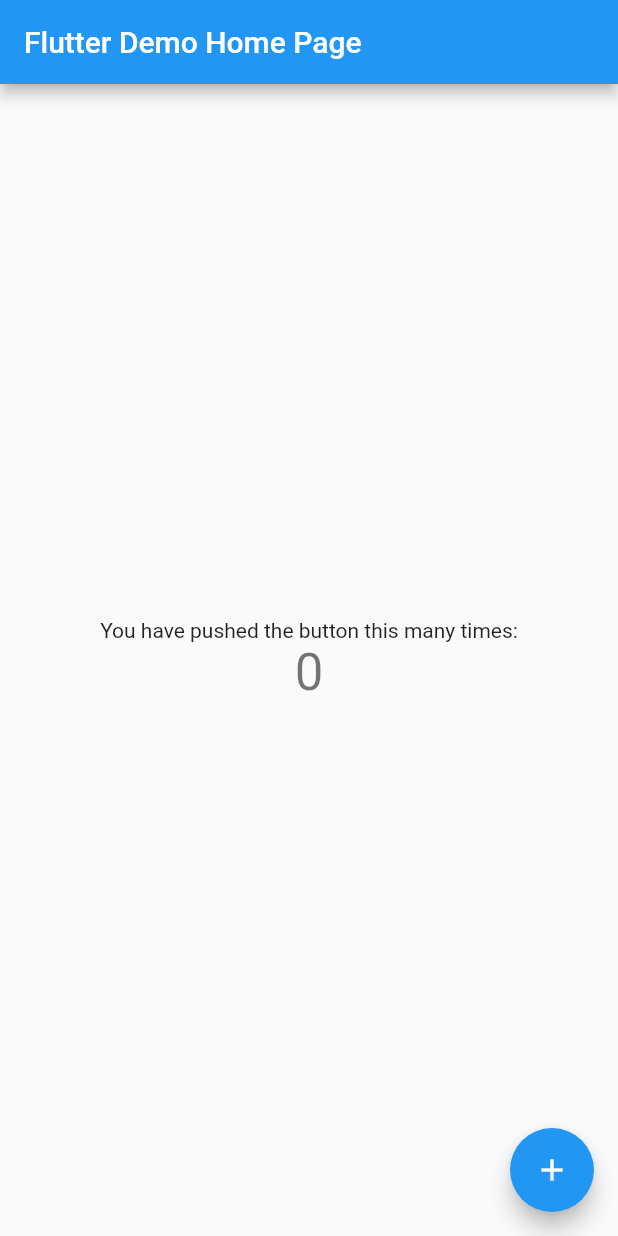
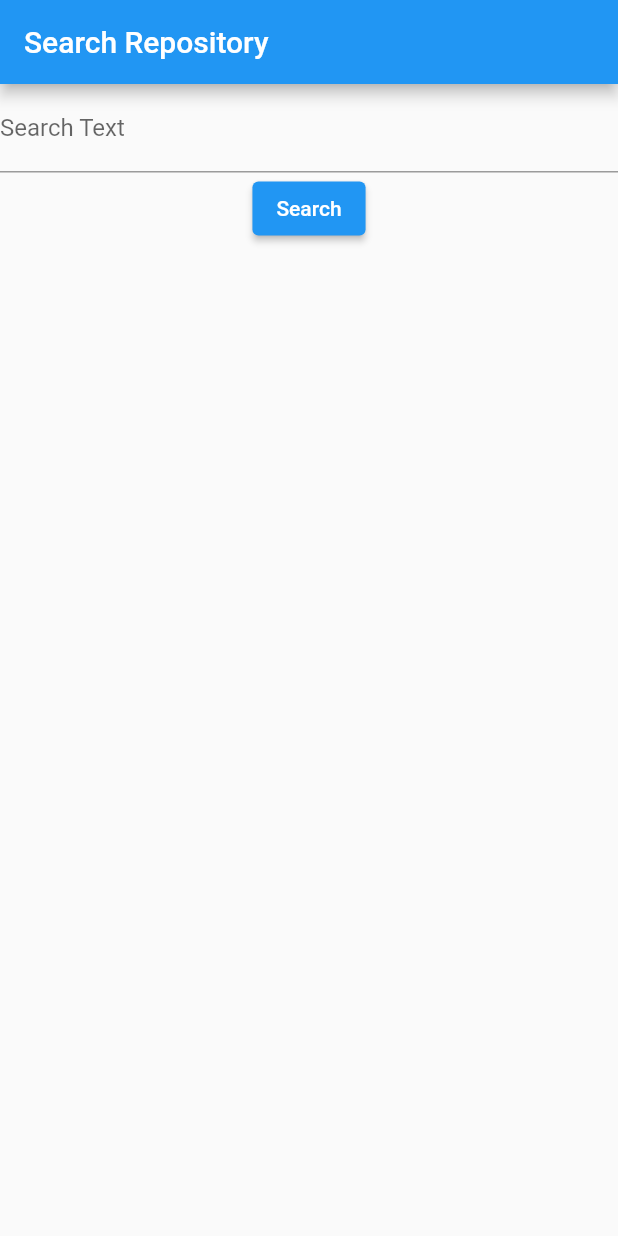
Before and after one commit to AppDeveloperMLLB/codecheck, a Flutter app: the screen it shows after launch, on a phone screen of 412 x 824 dp. Run offline on Flutter 3.47's test engine with Material 2 defaults, Android fonts, the phone set to English and light mode, and no system bars; our stand-ins replace flutter_hooks, freezed_annotation, hooks_riverpod.

Commit message:
[add]Added search repository page
refs #2 Added page to display results using the search github repository API.

```diff
--- /dev/null
+++ b/lib/data/repository/repository_provider.dart
@@ -0,0 +1,6 @@
+import 'package:codecheck/data/repository/api_github_repository.dart';
+import 'package:hooks_riverpod/hooks_riverpod.dart';
+
+final githubRepositoryProvider = Provider(
+  (_) => APIGithubRepository(),
+);
--- a/lib/main.dart
+++ b/lib/main.dart
@@ -1,4 +1,6 @@
+import 'package:codecheck/presentation/page/search_repository_page.dart';
 import 'package:flutter/material.dart';
+import 'package:hooks_riverpod/hooks_riverpod.dart';
 
 void main() {
   runApp(const MyApp());
@@ -15,23 +17,15 @@ class MyApp extends StatelessWidget {
       theme: ThemeData(
         primarySwatch: Colors.blue,
       ),
-      home: const MyHomePage(title: 'Flutter Demo Home Page'),
+      home: const ProviderScope(
+        child: MyHomePage(title: 'Flutter Demo Home Page'),
+      ),
     );
   }
 }
 
 class MyHomePage extends StatefulWidget {
   const MyHomePage({super.key, required this.title});
-
-  // This widget is the home page of your application. It is stateful, meaning
-  // that it has a State object (defined below) that contains fields that affect
-  // how it looks.
-
-  // This class is the configuration for the state. It holds the values (in this
-  // case the title) provided by the parent (in this case the App widget) and
-  // used by the build method of the State. Fields in a Widget subclass are
-  // always marked "final".
-
   final String title;
 
   @override
@@ -39,67 +33,8 @@ class MyHomePage extends StatefulWidget {
 }
 
 class _MyHomePageState extends State<MyHomePage> {
-  int _counter = 0;
-
-  void _incrementCounter() {
-    setState(() {
-      // This call to setState tells the Flutter framework that something has
-      // changed in this State, which causes it to rerun the build method below
-      // so that the display can reflect the updated values. If we changed
-      // _counter without calling setState(), then the build method would not be
-      // called again, and so nothing would appear to happen.
-      _counter++;
-    });
-  }
-
   @override
   Widget build(BuildContext context) {
-    // This method is rerun every time setState is called, for instance as done
-    // by the _incrementCounter method above.
-    //
-    // The Flutter framework has been optimized to make rerunning build methods
-    // fast, so that you can just rebuild anything that needs updating rather
-    // than having to individually change instances of widgets.
-    return Scaffold(
-      appBar: AppBar(
-        // Here we take the value from the MyHomePage object that was created by
-        // the App.build method, and use it to set our appbar title.
-        title: Text(widget.title),
-      ),
-      body: Center(
-        // Center is a layout widget. It takes a single child and positions it
-        // in the middle of the parent.
-        child: Column(
-          // Column is also a layout widget. It takes a list of children and
-          // arranges them vertically. By default, it sizes itself to fit its
-          // children horizontally, and tries to be as tall as its parent.
-          //
-          // Column has various properties to control how it sizes itself and
-          // how it positions its children. Here we use mainAxisAlignment to
-          // center the children vertically; the main axis here is the vertical
-          // axis because Columns are vertical (the cross axis would be
-          // horizontal).
-          //
-          // TRY THIS: Invoke "debug painting" (choose the "Toggle Debug Paint"
-          // action in the IDE, or press "p" in the console), to see the
-          // wireframe for each widget.
-          mainAxisAlignment: MainAxisAlignment.center,
-          children: <Widget>[
-            const Text(
-              'You have pushed the button this many times:',
-            ),
-            Text(
-              '$_counter',
-              style: Theme.of(context).textTheme.headlineMedium,
-            ),
-          ],
-        ),
-      ),
-      floatingActionButton: FloatingActionButton(
-        onPressed: _incrementCounter,
-        tooltip: 'Increment',
-        child: const Icon(Icons.add),
-      ), // This trailing comma makes auto-formatting nicer for build methods.
-    );
+    return SearchRepositoryPage();
   }
 }
--- /dev/null
+++ b/lib/presentation/page/search_repository_page.dart
@@ -0,0 +1,56 @@
+import 'package:codecheck/presentation/widget/github_repository_list_view.dart';
+import 'package:flutter/material.dart';
+import 'package:hooks_riverpod/hooks_riverpod.dart';
+import 'package:flutter_hooks/flutter_hooks.dart';
+
+class SearchRepositoryPage extends HookConsumerWidget {
+  SearchRepositoryPage({super.key});
+
+  final formKey = GlobalKey<FormState>();
+
+  @override
+  Widget build(BuildContext context, WidgetRef ref) {
+    final searchTextController = useTextEditingController();
+    final searchWord = useState('');
+    return Scaffold(
+      appBar: AppBar(
+        title: const Text('Search Repository'),
+      ),
+      body: SafeArea(
+        child: Form(
+          key: formKey,
+          child: Column(
+            children: [
+              TextFormField(
+                controller: searchTextController,
+                decoration: const InputDecoration(
+                  labelText: 'Search Text',
+                ),
+                validator: (text) {
+                  if (text == null || text.isEmpty) {
+                    return 'Please input search text';
+                  }
+                  return null;
+                },
+              ),
+              ElevatedButton(
+                onPressed: () {
+                  if (formKey.currentState!.validate()) {
+                    searchWord.value = searchTextController.text;
+                  }
+                },
+                child: const Text('Search'),
+              ),
+              if (searchWord.value.isNotEmpty)
+                Expanded(
+                  child: GithubRepositoryListView(
+                    searchWord: searchTextController.text,
+                  ),
+                ),
+            ],
+          ),
+        ),
+      ),
+    );
+  }
+}
--- /dev/null
+++ b/lib/usecase/search_repository_usecase.dart
@@ -0,0 +1,24 @@
+import 'package:codecheck/data/repository/repository_provider.dart';
+import 'package:codecheck/domain/entity/github_repository_data.dart';
+import 'package:codecheck/domain/repository/github_repository.dart';
+import 'package:hooks_riverpod/hooks_riverpod.dart';
+
+final searchRepositoryUseCaseProvider = Provider(
+  (ref) => SearchRepsitoryUsecase(
+    ref.read(githubRepositoryProvider),
+  ),
+);
+
+class SearchRepsitoryUsecase {
+  final GithubRepository _repository;
+
+  SearchRepsitoryUsecase(this._repository);
+
+  Future<List<GithubRepositoryData>> fetchRepositories({
+    required String searchWord,
+  }) async {
+    return await _repository.fetchRepositories(
+      searchWord: searchWord,
+    );
+  }
+}
```
Also changed, not shown: lib/presentation/provider/github_repositories_provider.dart (added, +11 -0 lines), lib/presentation/widget/github_repository_list_view.dart (added, +57 -0 lines).
